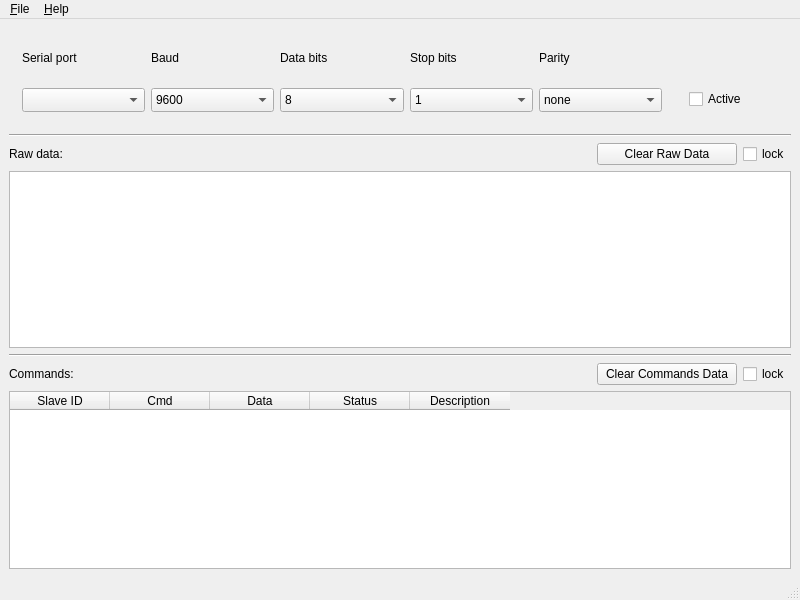
First picture: the form in mbSniffer/mainwindow.ui, repository egonza1661/mbSniffer, before the edit.
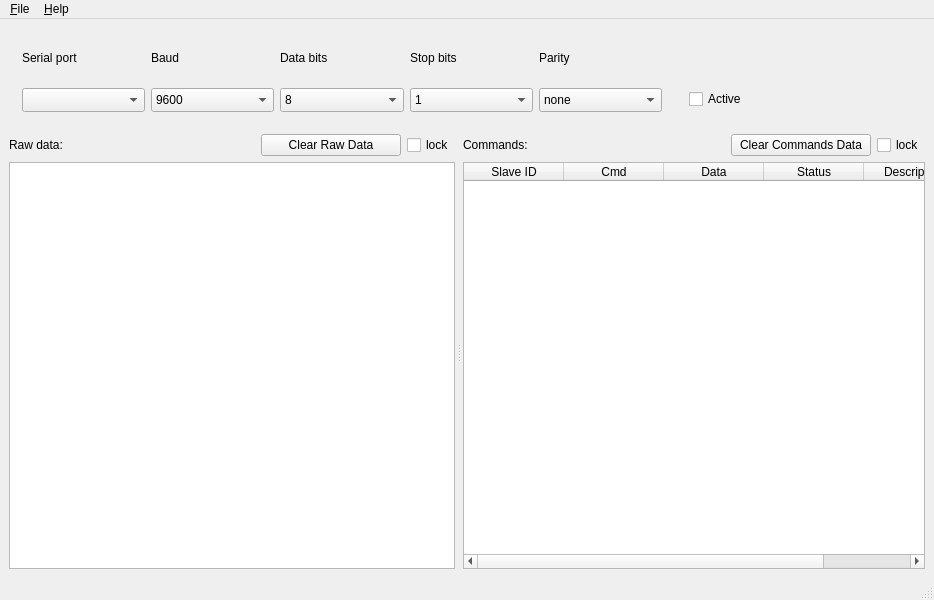
Second picture: the form after the edit. Icons and pictures are not drawn.

Commit message: Changed window layout

```diff
--- a/mbSniffer/mainwindow.ui
+++ b/mbSniffer/mainwindow.ui
@@ -6,7 +6,7 @@
    <rect>
     <x>0</x>
     <y>0</y>
-    <width>800</width>
+    <width>934</width>
     <height>600</height>
    </rect>
   </property>
@@ -18,15 +18,27 @@
     <normaloff>:/images/sniffer.png</normaloff>:/images/sniffer.png</iconset>
   </property>
   <widget class="QWidget" name="centralwidget">
-   <layout class="QVBoxLayout" name="verticalLayout">
+   <layout class="QVBoxLayout" name="verticalLayout_3">
     <item>
      <widget class="QWidget" name="widget" native="true">
+      <property name="sizePolicy">
+       <sizepolicy hsizetype="Preferred" vsizetype="Minimum">
+        <horstretch>0</horstretch>
+        <verstretch>0</verstretch>
+       </sizepolicy>
+      </property>
       <property name="minimumSize">
        <size>
         <width>0</width>
         <height>100</height>
        </size>
       </property>
+      <property name="maximumSize">
+       <size>
+        <width>16777215</width>
+        <height>100</height>
+       </size>
+      </property>
       <widget class="QLabel" name="label_2">
        <property name="geometry">
         <rect>
@@ -239,12 +251,18 @@
      </widget>
     </item>
     <item>
-     <widget class="Line" name="line">
+     <widget class="QSplitter" name="splitter">
+      <property name="frameShape">
+       <enum>QFrame::NoFrame</enum>
+      </property>
       <property name="orientation">
        <enum>Qt::Horizontal</enum>
       </property>
-     </widget>
-    </item>
+      <property name="handleWidth">
+       <number>8</number>
+      </property>
+      <widget class="QWidget" name="verticalLayoutWidget">
+       <layout class="QVBoxLayout" name="verticalLayout">
     <item>
      <layout class="QHBoxLayout" name="horizontalLayout">
       <item>
@@ -292,13 +310,10 @@
     <item>
      <widget class="QPlainTextEdit" name="plainTextEdit"/>
     </item>
-    <item>
-     <widget class="Line" name="line_2">
-      <property name="orientation">
-       <enum>Qt::Horizontal</enum>
-      </property>
-     </widget>
-    </item>
+       </layout>
+      </widget>
+      <widget class="QWidget" name="verticalLayoutWidget_2">
+       <layout class="QVBoxLayout" name="verticalLayout_2">
     <item>
      <layout class="QHBoxLayout" name="horizontalLayout_2">
       <item>
@@ -374,12 +389,16 @@
     </item>
    </layout>
   </widget>
+     </widget>
+    </item>
+   </layout>
+  </widget>
   <widget class="QMenuBar" name="menubar">
    <property name="geometry">
     <rect>
      <x>0</x>
      <y>0</y>
-     <width>800</width>
+     <width>934</width>
      <height>21</height>
     </rect>
    </property>
```
Lines whose indentation alone changed are shown as unchanged. The commit also changes 2 other files.
